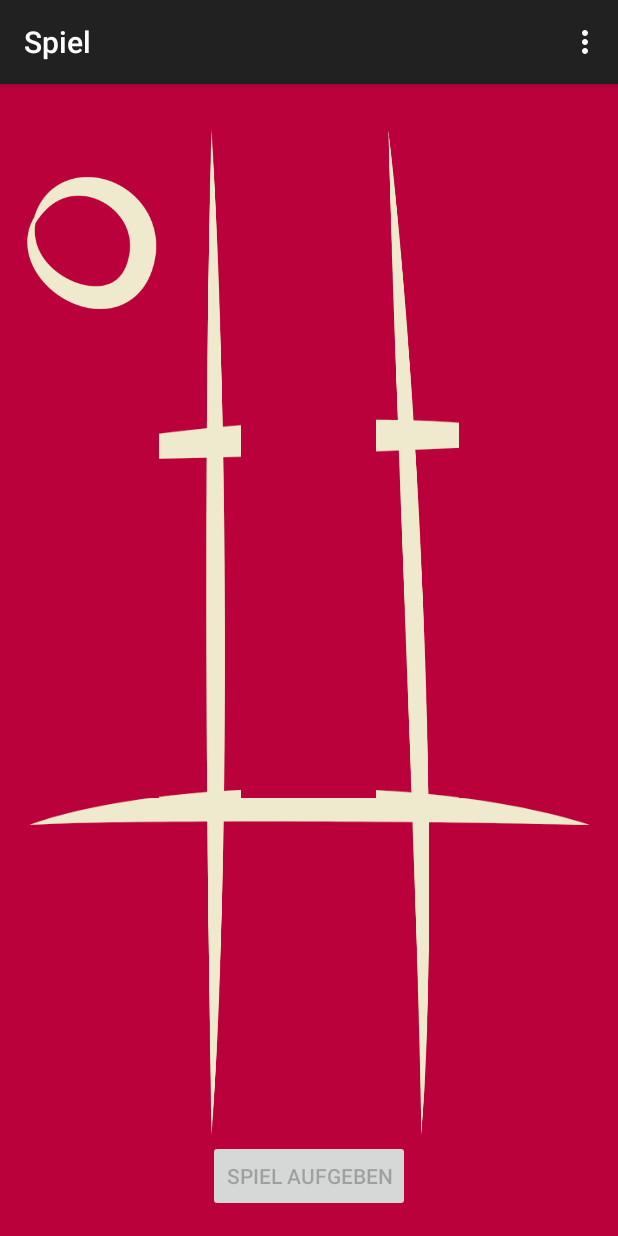
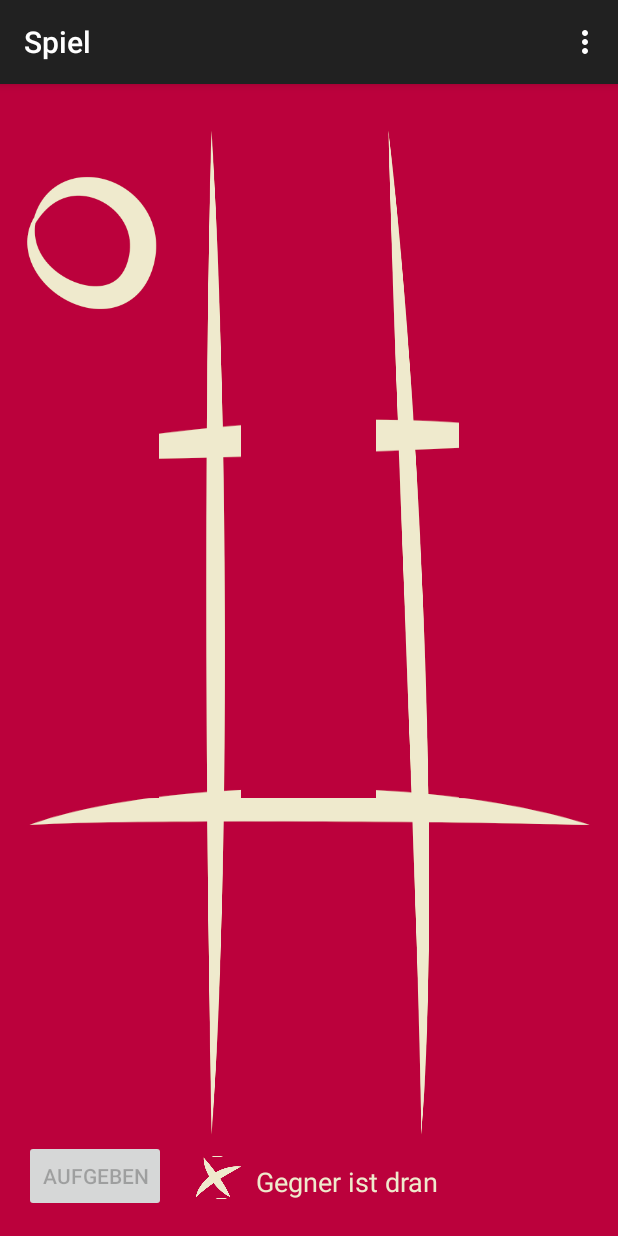
Before and after one commit to 4gray/mmk-xmpp-game, an Android app: the MainActivity screen opened directly, with no data from a screen before it, in the options menu, after a tap on "Settings", on a phone screen of 412 x 824 dp. Run offline under Robolectric (Android 15) with nearby library versions, the phone set to English and light mode, and no system bars; libraries missing offline, so code that uses them is left out: org.jivesoftware.smack; 6 statements that could not run were skipped.

Commit message:
started with game logic implementation

```diff
--- /dev/null
+++ b/TicTacToe2/app/src/main/java/com/game/mmk/tictactoe/GameLogic.java
@@ -0,0 +1,78 @@
+package com.game.mmk.tictactoe;
+
+import android.util.Log;
+
+/**
+ * Created by 4gray on 13.05.15.
+ */
+public class GameLogic {
+
+    private boolean[] _gameArea = null;
+    private int _turnCounter = 0;
+
+    private static GameLogic ourInstance = new GameLogic();
+
+    public static GameLogic getInstance() {
+        return ourInstance;
+    }
+
+    private GameLogic() {
+        _gameArea = new boolean[8];
+
+        for (int i=0;i<=8;i++) {
+            _gameArea[i] = false;
+        }
+    }
+
+
+    public boolean play(int coord) {
+        _turnCounter++;
+        _gameArea[coord] = true;
+        Boolean gameDecision = gameDecision();
+
+        if (gameDecision == true) {
+            return true;
+        }
+        else {
+            if (_turnCounter == 9) {
+                gameEnd();
+            }
+            return false;
+        }
+    }
+
+    public boolean gameDecision() {
+        // win cases
+        if (_gameArea[0] == true && _gameArea[1] == true && _gameArea[2] == true) {
+            return true;
+        }
+        else if (_gameArea[0] == true && _gameArea[4] == true && _gameArea[8] == true) {
+            return true;
+        }
+        else if (_gameArea[3] == true && _gameArea[4] == true && _gameArea[5] == true) {
+            return true;
+        }
+        else if (_gameArea[6] == true && _gameArea[7] == true && _gameArea[8] == true) {
+            return true;
+        }
+        else if (_gameArea[0] == true && _gameArea[3] == true && _gameArea[6] == true) {
+            return true;
+        }
+        else if (_gameArea[1] == true && _gameArea[4] == true && _gameArea[7] == true) {
+            return true;
+        }
+        else if (_gameArea[2] == true && _gameArea[5] == true && _gameArea[8] == true) {
+            return true;
+        }
+        else if (_gameArea[6] == true && _gameArea[4] == true && _gameArea[2] == true) {
+            return true;
+        }
+
+        // draw
+        return false;
+    }
+
+    public void gameEnd() {
+        _turnCounter = 0;
+    }
+}
--- a/TicTacToe2/app/src/main/java/com/game/mmk/tictactoe/MainActivity.java
+++ b/TicTacToe2/app/src/main/java/com/game/mmk/tictactoe/MainActivity.java
@@ -11,7 +11,9 @@ import android.view.MenuItem;
 import android.view.View;
 import android.widget.Button;
 import android.widget.ImageButton;
+import android.widget.ImageView;
 import android.widget.RelativeLayout;
+import android.widget.TextView;
 import android.widget.Toast;
 
 import org.jivesoftware.smack.AbstractXMPPConnection;
@@ -33,9 +35,11 @@ import java.util.ArrayList;
 
 public class MainActivity extends ActionBarActivity {
 
-    Turn _turn = null;
+    String _coordinate = null;
     RelativeLayout _layout = null;
     String _gameOpponent = null;
+    ImageView _turnIndicatorImg = null;
+    TextView _turnIndicator = null;
 
     @Override
     protected void onCreate(Bundle savedInstanceState) {
@@ -43,6 +47,8 @@ public class MainActivity extends ActionBarActivity {
         setContentView(R.layout.activity_main);
 
         _layout = (RelativeLayout) findViewById(R.id.gameLayout);
+        _turnIndicator = (TextView) findViewById(R.id.turnIndicator);
+        _turnIndicatorImg = (ImageView) findViewById(R.id.turnIndicatorImg);
     }
 
 
@@ -70,48 +76,48 @@ public class MainActivity extends ActionBarActivity {
             unlockUI();
 
             switch (body) {
-                case "00":
-                    imgBtn = (ImageButton) findViewById(R.id.button00);
+                case "0":
+                    imgBtn = (ImageButton) findViewById(R.id.button0);
                     imgBtn.setImageResource(R.drawable.x1);
                     imgBtn.setEnabled(false);
                     break;
-                case "01":
-                    imgBtn = (ImageButton) findViewById(R.id.button01);
+                case "1":
+                    imgBtn = (ImageButton) findViewById(R.id.button1);
                     imgBtn.setImageResource(R.drawable.x1);
                     imgBtn.setEnabled(false);
                     break;
-                case "02":
-                    imgBtn = (ImageButton) findViewById(R.id.button02);
+                case "2":
+                    imgBtn = (ImageButton) findViewById(R.id.button2);
                     imgBtn.setImageResource(R.drawable.x1);
                     imgBtn.setEnabled(false);
                     break;
-                case "10":
-                    imgBtn = (ImageButton) findViewById(R.id.button10);
+                case "3":
+                    imgBtn = (ImageButton) findViewById(R.id.button3);
                     imgBtn.setImageResource(R.drawable.x1);
                     imgBtn.setEnabled(false);
                     break;
-                case "11":
-                    imgBtn = (ImageButton) findViewById(R.id.button11);
+                case "4":
+                    imgBtn = (ImageButton) findViewById(R.id.button4);
                     imgBtn.setImageResource(R.drawable.x1);
                     imgBtn.setEnabled(false);
                     break;
-                case "12":
-                    imgBtn = (ImageButton) findViewById(R.id.button12);
+                case "5":
+                    imgBtn = (ImageButton) findViewById(R.id.button5);
                     imgBtn.setImageResource(R.drawable.x1);
                     imgBtn.setEnabled(false);
                     break;
-                case "20":
-                    imgBtn = (ImageButton) findViewById(R.id.button20);
+                case "6":
+                    imgBtn = (ImageButton) findViewById(R.id.button6);
                     imgBtn.setImageResource(R.drawable.x1);
                     imgBtn.setEnabled(false);
                     break;
-                case "21":
-                    imgBtn = (ImageButton) findViewById(R.id.button21);
+                case "7":
+                    imgBtn = (ImageButton) findViewById(R.id.button7);
                     imgBtn.setImageResource(R.drawable.x1);
                     imgBtn.setEnabled(false);
                     break;
-                case "22":
-                    imgBtn = (ImageButton) findViewById(R.id.button22);
+                case "8":
+                    imgBtn = (ImageButton) findViewById(R.id.button8);
                     imgBtn.setImageResource(R.drawable.x1);
                     imgBtn.setEnabled(false);
                     break;
@@ -145,46 +151,54 @@ public class MainActivity extends ActionBarActivity {
     // tic or tac click
     public void gameTurn(View view) {
         // get field coordinates from clicked button
-        _turn = new Turn(view.getTag().toString());
+        _coordinate = view.getTag().toString();
 
         // get game opponent
         _gameOpponent = XMPP.getInstance().getGameOpponent();
 
         // send message with you game turn
-        XMPP.getInstance().sendMessage("game", _turn.toString(), _gameOpponent); // TODO: implement global function getGamePartner()
+        XMPP.getInstance().sendMessage("game", _coordinate, _gameOpponent);
 
         ImageButton btn = (ImageButton) findViewById(view.getId());
         btn.setImageResource(R.drawable.circle1);
         btn.setEnabled(false);
 
-        // block UI after my turn and wwait for opponent
+        // block UI after my turn and wait for opponent
         blockUI();
+
+        //call gameLogic
+
+        Boolean gameDecision = GameLogic.getInstance().play(Integer.parseInt(_coordinate));
+        if (gameDecision == true) {
+            Toast.makeText(getApplicationContext(), "WIN!!!!", Toast.LENGTH_LONG).show();
+        }
+
+
     }
 
+    //lockUI() - lock my UI and unlock opponent UI, if opponent turn
     public void blockUI() {
         for (int i = 0; i < _layout.getChildCount(); i++) {
             View child = _layout.getChildAt(i);
             child.setEnabled(false);
         }
-        Toast.makeText(getApplicationContext(), "UI was blocked. Waiting for opponent turn.", Toast.LENGTH_SHORT).show();
+        _turnIndicator.setText("Gegner ist dran");
+        _turnIndicatorImg.setImageResource(R.drawable.x1);
+        //Toast.makeText(getApplicationContext(), "UI was blocked. Waiting for opponent turn.", Toast.LENGTH_SHORT).show();
     }
 
+    //unlockUI - unlock my UI and lock opponent UI, if my turn
     public void unlockUI() {
         for (int i = 0; i < _layout.getChildCount(); i++) {
             View child = _layout.getChildAt(i);
             child.setEnabled(true);
         }
-        Toast.makeText(getApplicationContext(), "UI was unlocked. Now it's your turn.", Toast.LENGTH_SHORT).show();
+        _turnIndicator.setText("Du bist dran");
+        _turnIndicatorImg.setImageResource(R.drawable.circle1);
+        //Toast.makeText(getApplicationContext(), "UI was unlocked. Now it's your turn.", Toast.LENGTH_SHORT).show();
     }
 
-    //initGame() - clear array and set all btns to enabled
-
-    //lockUI() - lock my UI and unlock opponent UI, if opponent turn
-
-
-    //unlockUI - unlock my UI and lock opponent UI, if my turn
-
-
-    //who start with first turn
+    // initGame() - clear array and set all btns to enabled
+    // set person who start with first turn
 
 }
--- a/TicTacToe2/app/src/main/java/com/game/mmk/tictactoe/Turn.java
+++ /dev/null
@@ -1,40 +0,0 @@
-package com.game.mmk.tictactoe;
-
-import android.util.Log;
-
-/**
- * Created by 4gray on 12.05.15.
- */
-public class Turn {
-
-    private String x;
-    private String y;
-
-
-    public Turn(String coordinates) {
-        this.x = coordinates.substring(0,1);
-        this.y = coordinates.substring(1,2);
-        Log.d("x: ", this.x);
-        Log.d("y: ", this.y);
-    }
-
-    public String getX() {
-        return x;
-    }
-
-    public String getY() {
-        return y;
-    }
-
-    public void setX(String x) {
-        this.x = x;
-    }
-
-    public void setY(String y) {
-        this.y = y;
-    }
-
-    public String toString() {
-        return x+y;
-    }
-}
--- a/TicTacToe2/app/src/main/res/layout/activity_main.xml
+++ b/TicTacToe2/app/src/main/res/layout/activity_main.xml
@@ -13,29 +13,16 @@
         android:id="@+id/imageView2"
         android:layout_centerHorizontal="true"
         android:background="@drawable/game_bg"
-        android:layout_above="@+id/button3" />
+        android:layout_above="@+id/cancelBtn" />
 
 
     <ImageButton
         android:layout_width="90dp"
         android:layout_height="100dp"
-        android:id="@+id/button00"
-        android:layout_alignTop="@+id/button01"
+        android:id="@+id/button0"
         android:layout_alignParentLeft="true"
         android:layout_alignParentStart="true"
-        android:tag="00"
-        android:scaleType="fitCenter"
-        android:adjustViewBounds="true"
-        android:onClick="gameTurn"
-        android:background="@color/background_color"/>
-
-    <ImageButton
-        android:layout_width="90dp"
-        android:layout_height="100dp"
-        android:id="@+id/button01"
-        android:layout_below="@+id/textView"
-        android:layout_centerHorizontal="true"
-        android:tag="01"
+        android:tag="0"
         android:layout_marginTop="40dp"
         android:scaleType="fitCenter"
         android:adjustViewBounds="true"
@@ -45,11 +32,11 @@
     <ImageButton
         android:layout_width="90dp"
         android:layout_height="100dp"
-        android:id="@+id/button02"
-        android:layout_alignTop="@+id/button01"
-        android:layout_alignParentRight="true"
-        android:layout_alignParentEnd="true"
-        android:tag="02"
+        android:id="@+id/button1"
+        android:layout_below="@+id/textView"
+        android:layout_centerHorizontal="true"
+        android:tag="1"
+        android:layout_marginTop="40dp"
         android:scaleType="fitCenter"
         android:adjustViewBounds="true"
         android:onClick="gameTurn"
@@ -58,13 +45,26 @@
     <ImageButton
         android:layout_width="90dp"
         android:layout_height="100dp"
-        android:id="@+id/button10"
-        android:layout_below="@+id/button00"
+        android:id="@+id/button2"
+        android:layout_alignTop="@+id/button1"
+        android:layout_alignParentRight="true"
+        android:layout_alignParentEnd="true"
+        android:tag="2"
+        android:scaleType="fitCenter"
+        android:adjustViewBounds="true"
+        android:onClick="gameTurn"
+        android:background="@color/background_color"/>
+
+    <ImageButton
+        android:layout_width="90dp"
+        android:layout_height="100dp"
+        android:id="@+id/button3"
+        android:layout_below="@+id/button0"
         android:layout_alignParentLeft="true"
         android:layout_alignParentStart="true"
         android:onClick="gameTurn"
         android:layout_marginTop="60dp"
-        android:tag="10"
+        android:tag="3"
         android:scaleType="fitCenter"
         android:adjustViewBounds="true"
         android:background="@color/background_color"/>
@@ -72,13 +72,13 @@
     <ImageButton
         android:layout_width="90dp"
         android:layout_height="100dp"
-        android:id="@+id/button11"
-        android:layout_below="@+id/button01"
-        android:layout_alignLeft="@+id/button01"
-        android:layout_alignStart="@+id/button01"
+        android:id="@+id/button4"
+        android:layout_below="@+id/button1"
+        android:layout_alignLeft="@+id/button1"
+        android:layout_alignStart="@+id/button1"
         android:onClick="gameTurn"
         android:layout_marginTop="60dp"
-        android:tag="11"
+        android:tag="4"
         android:scaleType="fitCenter"
         android:adjustViewBounds="true"
         android:background="@color/background_color"/>
@@ -86,13 +86,13 @@
     <ImageButton
         android:layout_width="90dp"
         android:layout_height="100dp"
-        android:id="@+id/button12"
-        android:layout_below="@+id/button02"
-        android:layout_alignLeft="@+id/button02"
-        android:layout_alignStart="@+id/button02"
+        android:id="@+id/button5"
+        android:layout_below="@+id/button2"
+        android:layout_alignLeft="@+id/button2"
+        android:layout_alignStart="@+id/button2"
         android:onClick="gameTurn"
         android:layout_marginTop="60dp"
-        android:tag="12"
+        android:tag="5"
         android:scaleType="fitCenter"
         android:adjustViewBounds="true"
         android:background="@color/background_color"/>
@@ -100,12 +100,12 @@
     <ImageButton
         android:layout_width="90dp"
         android:layout_height="100dp"
-        android:id="@+id/button20"
-        android:layout_below="@+id/button11"
+        android:id="@+id/button6"
+        android:layout_below="@+id/button3"
         android:layout_alignParentLeft="true"
         android:onClick="gameTurn"
         android:layout_marginTop="60dp"
-        android:tag="20"
+        android:tag="6"
         android:scaleType="fitCenter"
         android:adjustViewBounds="true"
         android:background="@color/background_color"/>
@@ -113,12 +113,12 @@
     <ImageButton
         android:layout_width="90dp"
         android:layout_height="100dp"
-        android:id="@+id/button21"
-        android:layout_below="@+id/button11"
-        android:layout_alignLeft="@id/button11"
+        android:id="@+id/button7"
+        android:layout_below="@+id/button4"
+        android:layout_alignLeft="@id/button4"
         android:onClick="gameTurn"
         android:layout_marginTop="60dp"
-        android:tag="21"
+        android:tag="7"
         android:scaleType="fitCenter"
         android:adjustViewBounds="true"
         android:background="@color/background_color"/>
@@ -126,13 +126,13 @@
     <ImageButton
         android:layout_width="90dp"
         android:layout_height="100dp"
-        android:id="@+id/button22"
-        android:layout_below="@+id/button12"
-        android:layout_alignLeft="@+id/button12"
-        android:layout_alignStart="@+id/button12"
+        android:id="@+id/button8"
+        android:layout_below="@+id/button5"
+        android:layout_alignLeft="@+id/button5"
+        android:layout_alignStart="@+id/button5"
         android:onClick="gameTurn"
         android:layout_marginTop="60dp"
-        android:tag="22"
+        android:tag="8"
         android:scaleType="fitCenter"
         android:adjustViewBounds="true"
         android:background="@color/background_color"/>
@@ -140,10 +140,36 @@
     <Button
         android:layout_width="wrap_content"
         android:layout_height="wrap_content"
-        android:text="Spiel aufgeben"
-        android:id="@+id/button3"
+        android:text="Aufgeben"
+        android:id="@+id/cancelBtn"
         android:layout_alignParentBottom="true"
-        android:layout_centerHorizontal="true" />
+        android:layout_alignParentLeft="true"
+        android:layout_alignParentStart="true" />
+
+    <ImageView
+        android:layout_marginLeft="20dp"
+        android:layout_width="30dp"
+        android:layout_height="30dp"
+        android:layout_marginTop="10dp"
+        android:id="@+id/turnIndicatorImg"
+        android:background="@drawable/circle1"
+        android:scaleType="fitCenter"
+        android:adjustViewBounds="true"
+        android:layout_below="@+id/imageView2"
+        android:layout_toRightOf="@+id/cancelBtn"
+        android:layout_toEndOf="@+id/cancelBtn" />
+
+    <TextView
+        android:layout_width="wrap_content"
+        android:layout_height="wrap_content"
+        android:textAppearance="?android:attr/textAppearanceMedium"
+        android:text="Du bist dran"
+        android:layout_marginLeft="10dp"
+        android:textColor="@color/listItem"
+        android:id="@+id/turnIndicator"
+        android:layout_alignBottom="@+id/turnIndicatorImg"
+        android:layout_toRightOf="@+id/turnIndicatorImg"
+        android:layout_toEndOf="@+id/turnIndicatorImg" />
 
 
 </RelativeLayout>
```
